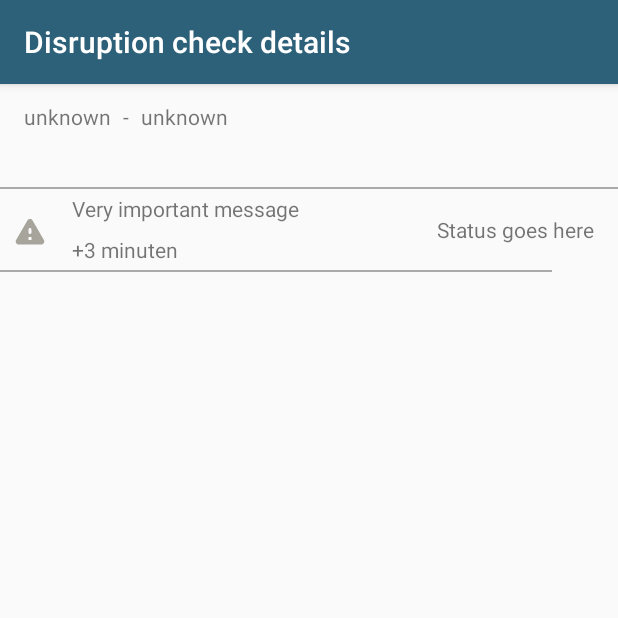
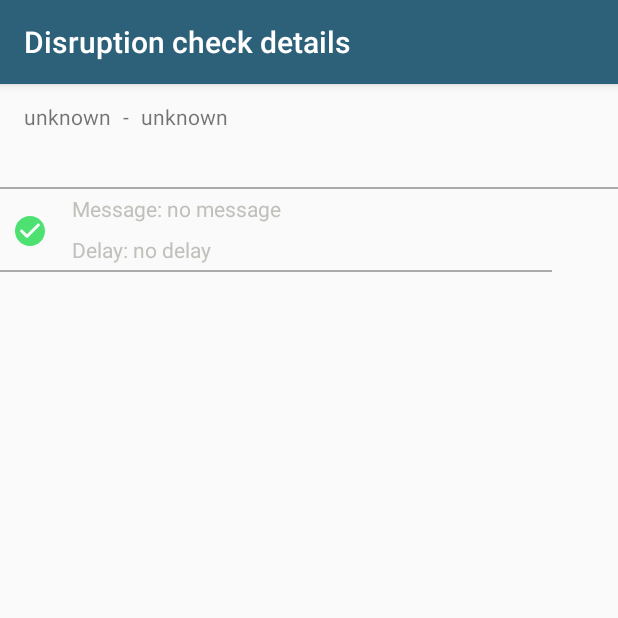
Before and after one commit to Geurtje/disrupty, an Android app: the DisruptionCheckDetailActivity screen opened directly, with no data from a screen before it, on a phone screen of 412 x 824 dp, the top half of it. Run offline under Robolectric (Android 15) with nearby library versions, the phone set to English and light mode, and no system bars; our stand-ins replace Room's generated code; 13 statements that could not run were skipped.

Commit message:
Implemented activity logic of populating the disruption check evaluation results

```diff
--- a/app/src/main/java/com/geuso/disrupty/disruption/log/DisruptionCheckDetailActivity.kt
+++ b/app/src/main/java/com/geuso/disrupty/disruption/log/DisruptionCheckDetailActivity.kt
@@ -3,13 +3,20 @@ package com.geuso.disrupty.disruption.log
 import android.content.Context
 import android.content.Intent
 import android.os.Bundle
+import android.preference.PreferenceManager
+import android.support.v4.content.ContextCompat
 import android.support.v7.app.AppCompatActivity
+import android.widget.TextView
 import android.widget.Toast
 import com.geuso.disrupty.R
 import com.geuso.disrupty.db.AppDatabase
 import com.geuso.disrupty.db.InstantConverter
+import com.geuso.disrupty.disruption.DisruptionEvaluator
 import com.geuso.disrupty.disruption.model.DisruptionCheck
+import com.geuso.disrupty.ns.traveloption.TravelOptionXmlParser
+import kotlinx.android.synthetic.main.disruption_check_detail_result_view.*
 import kotlinx.android.synthetic.main.disruption_check_detail_view.*
+import java.io.ByteArrayInputStream
 
 class DisruptionCheckDetailActivity : AppCompatActivity() {
 
@@ -54,6 +61,46 @@ class DisruptionCheckDetailActivity : AppCompatActivity() {
 
         dc_detail_response.text = disruptionCheck.response
 
+        populateResponseResults(disruptionCheck)
+    }
+
+    fun populateResponseResults(disruptionCheck: DisruptionCheck) {
+        val travelOptions = TravelOptionXmlParser().parse(ByteArrayInputStream(disruptionCheck.response.toByteArray(Charsets.UTF_8)))
+        val disruptionEvaluator = DisruptionEvaluator(applicationContext, PreferenceManager.getDefaultSharedPreferences(applicationContext))
+
+        val (isDisrupted, message, disruptionStatus, departureDelay) = disruptionEvaluator.getDisruptionCheckResultFromTravelOptions(travelOptions)
+
+        val disruptionImage = if (isDisrupted) R.drawable.ic_subscription_status_not_ok
+            else R.drawable.ic_subscription_status_ok
+
+        dc_result_status_icon.setImageDrawable(ContextCompat.getDrawable(baseContext, disruptionImage))
+
+        setTextOrGreyedOutDefault(baseContext, dc_result_message, message, R.string.disruption_check_result_message, R.string.disruption_check_default_result_message)
+        setTextOrGreyedOutDefault(baseContext, dc_result_departure_delay, departureDelay, R.string.disruption_check_result_delay, R.string.disruption_check_default_result_delay)
+
+        dc_result_travel_option_status.text = disruptionStatus.key
+    }
+
+    /**
+     * Populates a given TextView with a formatted text message. If the message is not populated
+     * then a default message can be specified. If the message is missing then a grayed out
+     * colour will be applied to the TextView.
+     *
+     * @param context
+     * @param view The TextView to populate with the text
+     * @param text The text message to be displayed
+     * @param textResource The main resource in which the text message should be placed, [text] or [defaultStringResource] will be used to format this string.
+     * @param defaultStringResource The fallback text resource to use if [text] is empty
+     */
+    private fun setTextOrGreyedOutDefault(context: Context, view: TextView, text: String?, textResource: Int, defaultStringResource: Int) {
+        val isValueMissing = text.isNullOrBlank()
+        val value = if (isValueMissing) context.resources.getString(defaultStringResource)
+            else text
+
+        view.text = context.resources.getString(textResource, value)
+        if (isValueMissing) {
+            view.setTextColor(ContextCompat.getColor(context, R.color.text_grayed_out))
+        }
     }
 
 
--- a/app/src/main/res/layout/disruption_check_detail_result_view.xml
+++ b/app/src/main/res/layout/disruption_check_detail_result_view.xml
@@ -13,7 +13,8 @@
         android:background="@android:color/darker_gray" />
 
     <ImageView
-        android:id="@+id/imageView"
+        android:id="@+id/dc_result_status_icon"
+        android:contentDescription="@string/disruption_check_status_indicator"
         android:layout_width="wrap_content"
         android:layout_height="wrap_content"
         android:layout_marginStart="8dp"
@@ -23,42 +24,39 @@
         app:srcCompat="@drawable/ic_subscription_status_unkown" />
 
     <android.support.constraint.Guideline
-        android:id="@+id/guideline"
+        android:id="@+id/dc_result_guideline"
         android:layout_width="wrap_content"
         android:layout_height="wrap_content"
         android:orientation="horizontal"
         app:layout_constraintGuide_begin="28dp" />
 
     <TextView
-        android:id="@+id/textView2"
+        android:id="@+id/dc_result_message"
         android:layout_width="wrap_content"
         android:layout_height="wrap_content"
         android:layout_marginStart="16dp"
         android:layout_marginBottom="4dp"
-        android:text="Very important message"
-        app:layout_constraintBottom_toTopOf="@+id/guideline"
-        app:layout_constraintStart_toEndOf="@+id/imageView" />
+        app:layout_constraintBottom_toTopOf="@+id/dc_result_guideline"
+        app:layout_constraintStart_toEndOf="@+id/dc_result_status_icon" />
 
     <TextView
-        android:id="@+id/textView3"
+        android:id="@+id/dc_result_departure_delay"
         android:layout_width="wrap_content"
         android:layout_height="wrap_content"
         android:layout_marginStart="16dp"
         android:layout_marginTop="4dp"
-        android:text="+3 minuten"
-        app:layout_constraintStart_toEndOf="@+id/imageView"
-        app:layout_constraintTop_toTopOf="@+id/guideline" />
+        app:layout_constraintStart_toEndOf="@+id/dc_result_status_icon"
+        app:layout_constraintTop_toTopOf="@+id/dc_result_guideline" />
 
     <TextView
-        android:id="@+id/textView4"
+        android:id="@+id/dc_result_travel_option_status"
         android:layout_width="wrap_content"
         android:layout_height="wrap_content"
         android:layout_marginTop="8dp"
         android:layout_marginEnd="16dp"
-        android:text="Status goes here"
-        app:layout_constraintBottom_toTopOf="@+id/guideline"
+        app:layout_constraintBottom_toTopOf="@+id/dc_result_guideline"
         app:layout_constraintEnd_toEndOf="parent"
-        app:layout_constraintTop_toTopOf="@+id/guideline" />
+        app:layout_constraintTop_toTopOf="@+id/dc_result_guideline" />
 
     <View
         android:id="@+id/dc_result_bottom_line"
@@ -70,7 +68,7 @@
         app:layout_constraintEnd_toEndOf="parent"
         app:layout_constraintHorizontal_bias="0.0"
         app:layout_constraintStart_toStartOf="parent"
-        app:layout_constraintTop_toBottomOf="@+id/textView3" />
+        app:layout_constraintTop_toBottomOf="@+id/dc_result_departure_delay" />
 
 
 </android.support.constraint.ConstraintLayout>
--- a/app/src/main/res/values/colors.xml
+++ b/app/src/main/res/values/colors.xml
@@ -10,4 +10,6 @@
     <color name="ic_status_not_ok">#e74a38</color>
     <color name="ic_status_unknown">#a6a49b</color>
 
+    <color name="text_grayed_out">#c1c1bc</color>
+
 </resources>
--- a/app/src/main/res/values/values_disruptions.xml
+++ b/app/src/main/res/values/values_disruptions.xml
@@ -14,6 +14,15 @@
 
     <string name="disruption_check_detail_missing_id">Unable to load disruption check details for empty disruption check id</string>
 
+    <!-- Detail view -->
+    <string name="disruption_check_result_message">Message: %1$s</string>
+    <string name="disruption_check_result_delay">Delay: %1$s</string>
+
+    <string name="disruption_check_default_result_message">no message</string>
+    <string name="disruption_check_default_result_delay">no delay</string>
+
+    <string name="disruption_check_status_indicator">Status indicator of this disruption check</string>
+
     <!-- Disruption checks -->
     <string name="disruption_check_no_network">No network connectivity, unable to check disruptions.</string>
 
```
